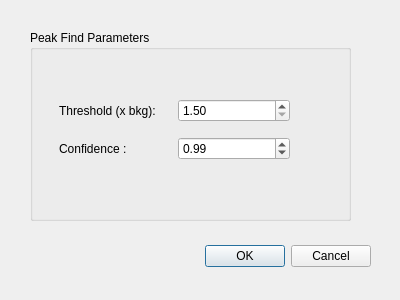
This is testing/D19Proto/D19Proto/dialog_PeakFind.ui in k61n/openhkl as Qt 5 draws it before an edit. The edited form follows.
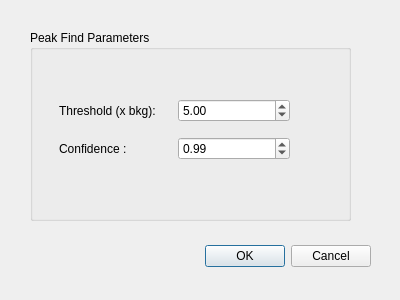
This is the edited form.

Diff of the .ui file:
```diff
--- a/testing/D19Proto/D19Proto/dialog_PeakFind.ui
+++ b/testing/D19Proto/D19Proto/dialog_PeakFind.ui
@@ -86,6 +86,9 @@
        <property name="maximum">
         <double>100000.000000000000000</double>
        </property>
+       <property name="value">
+        <double>5.000000000000000</double>
+       </property>
       </widget>
      </item>
     </layout>
```
